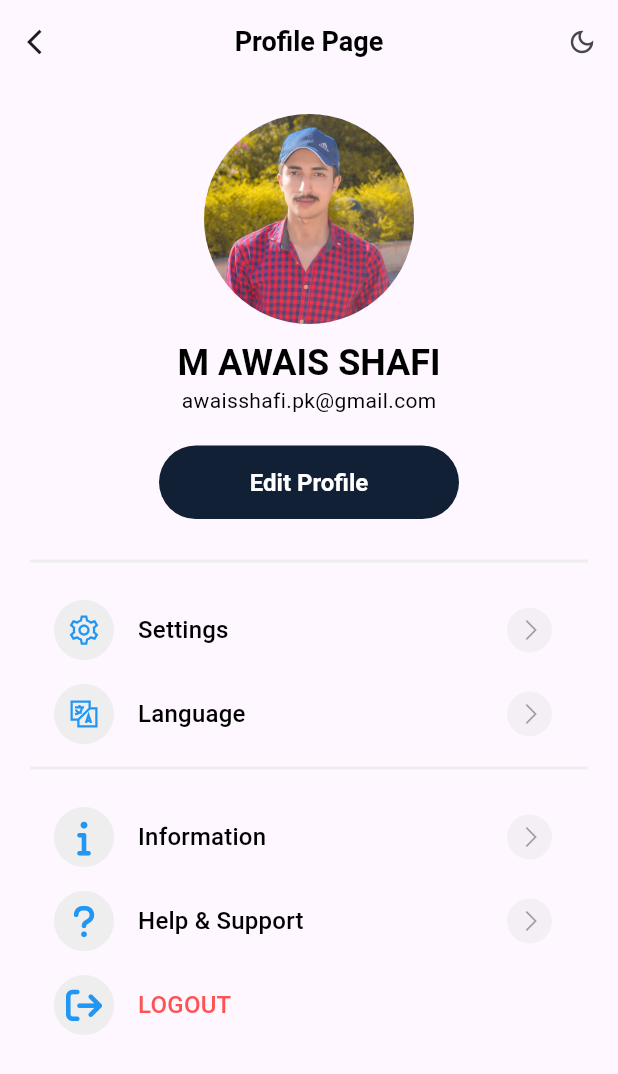
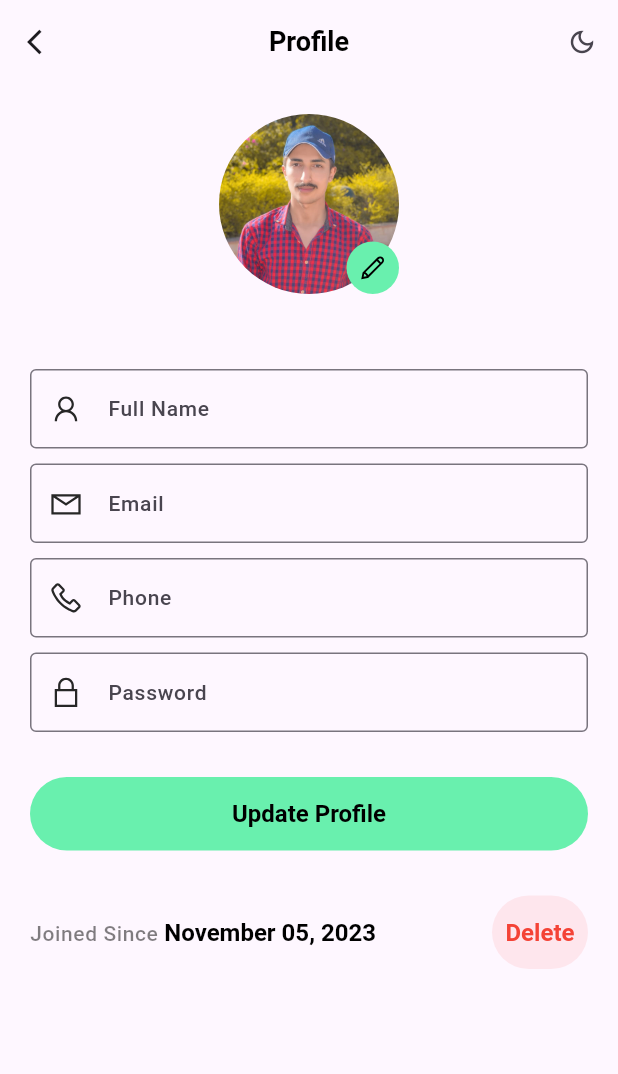
Before and after one commit to Tayyab2267/everyday_chronicles, a Flutter app: the Home screen opened directly, after a tap on the "person" icon, on a phone screen of 412 x 824 dp. Shown: the top 1074 px of the screen. Run offline on Flutter 3.47's test engine with Material 2 defaults, Android fonts, the light colour scheme and no system bars; our stand-ins replace firebase_auth, firebase_core, flutter_otp_text_field, font_awesome_flutter, get, google_fonts and 7 more; missing offline and left inert: dart:ffi; accounts and stored records are empty; generated files the repository leaves out were written again; Roboto replaces fonts that are missing (Poppins).

Commit message:
Today I set some profile_screen.dart and setting_screen.dart and set for dark theme as well

```diff
--- a/lib/src/features/authentication/controllers/splash_screen_controller.dart
+++ b/lib/src/features/authentication/controllers/splash_screen_controller.dart
@@ -17,11 +17,13 @@ class SplashScreenController extends GetxController {
     bool onboardingCompleted = await _checkOnboardingStatus();
 
     // Navigate accordingly
-    if (onboardingCompleted) {
-      Get.off(() => const WelcomeScreen());
-    } else {
-      Get.off(() => const OnBoardingScreen());
-    }
+    // if (onboardingCompleted) {
+    //   Get.off(() => const WelcomeScreen());
+    // } else {
+    //   Get.off(() => const OnBoardingScreen());
+    // }
+
+    Get.off(() => const OnBoardingScreen());// delete this code after un commenting above code
   }
 
   Future<bool> _checkOnboardingStatus() async {
--- a/lib/src/features/authentication/screens/login/login_form_widget.dart
+++ b/lib/src/features/authentication/screens/login/login_form_widget.dart
@@ -60,7 +60,7 @@ class LoginForm extends StatelessWidget {
               width: double.infinity,
               child: ElevatedButton(
                 onPressed: () {
-                  Get.off( () => const BottomNavigationBarWidget());
+                  Get.offAll( () => const BottomNavigationBarWidget());
                 },
                 child: Text(myLogin.toUpperCase()),
               ),
--- a/lib/src/features/core/screens/home/home.dart
+++ b/lib/src/features/core/screens/home/home.dart
@@ -87,15 +87,15 @@ class Home extends StatelessWidget {
             const SizedBox(height: 10),
             const DailyRecordCard(
               cardIcon: Icons.tag_faces,
-              cardDate: "Nov 16,\n2023",
+              cardDate: "Nov 19,\n2023",
               cardTitle: "Happy Day",
               cardSubTitle:
-                  "Just The dummy text to check the app working perfectly or not.",
+                  "Just The dummy text to check the app working perfectly or not Just The dummy text to",
               color: Colors.greenAccent,
             ),
             const DailyRecordCard(
               cardIcon: Icons.run_circle_outlined,
-              cardDate: "Nov 15,\n2023",
+              cardDate: "Nov 18,\n2023",
               cardTitle: "Walked 4km",
               cardSubTitle:
                   "Just The dummy text to check the app working perfectly or not.",
@@ -103,7 +103,7 @@ class Home extends StatelessWidget {
             ),
             const DailyRecordCard(
               cardIcon: Icons.star,
-              cardDate: "Nov 14,\n2023",
+              cardDate: "Nov 17,\n2023",
               cardTitle: "trip to Swat",
               cardSubTitle:
                   "Just The dummy text to check the app working perfectly or not.",
--- a/lib/src/features/core/screens/profile/profile_screen.dart
+++ b/lib/src/features/core/screens/profile/profile_screen.dart
@@ -1,6 +1,7 @@
 import 'package:everyday_chronicles/src/constants/image_strings.dart';
 import 'package:everyday_chronicles/src/constants/sizes.dart';
-import 'package:everyday_chronicles/src/features/core/screens/profile/profile_menu_widget.dart';
+import 'package:everyday_chronicles/src/constants/text_strings.dart';
+import 'package:everyday_chronicles/src/features/core/screens/setting/setting_menu_widget.dart';
 import 'package:flutter/material.dart';
 import 'package:font_awesome_flutter/font_awesome_flutter.dart';
 import 'package:get/get.dart';
@@ -14,13 +15,9 @@ class ProfileScreen extends StatelessWidget {
   Widget build(BuildContext context) {
     return Scaffold(
       appBar: AppBar(
-        //foregroundColor: Colors.black,
-        //elevation: 2,
         title: Text(
-          "Profile Page",
-          style: Theme.of(context)
-              .textTheme
-              .headlineSmall,
+          "Profile",
+          style: Theme.of(context).textTheme.headlineSmall,
         ),
         centerTitle: true,
         actions: [
@@ -47,9 +44,11 @@ class ProfileScreen extends StatelessWidget {
           padding: const EdgeInsets.all(20),
           child: Column(
             children: [
+              Stack(
+                children: [
                   SizedBox(
-                width: 140,
-                height: 140,
+                    width: 120,
+                    height: 120,
                     child: ClipRRect(
                       borderRadius: BorderRadius.circular(100),
                       child: const Image(
@@ -57,56 +56,104 @@ class ProfileScreen extends StatelessWidget {
                       ),
                     ),
                   ),
-              const SizedBox(height: 10),
-              Text("M Awais Shafi".toUpperCase(),
-                  style: Theme.of(context).textTheme.headlineMedium),
-              Text("awaisshafi.pk@gmail.com",
-                  style: Theme.of(context).textTheme.bodyMedium),
-              const SizedBox(height: 20),
+                  Positioned(
+                    bottom: 0,
+                    right: 0,
+                    child: Container(
+                      width: 35,
+                      height: 35,
+                      decoration: BoxDecoration(
+                        borderRadius: BorderRadius.circular(100),
+                        color: Colors.greenAccent,
+                      ),
+                      child: const Icon(
+                        LineAwesomeIcons.pen,
+                        color: Colors.black,
+                        size: 20,
+                      ),
+                    ),
+                  ),
+                ],
+              ),
+              const SizedBox(height: 50),
+              Form(
+                child: Column(
+                  children: [
+                    TextFormField(
+                      //enabled: false,
+                      decoration: const InputDecoration(
+                        label: Text(myFullName),
+                        prefixIcon: Icon(LineAwesomeIcons.user),
+                      ),
+                    ),
+                    const SizedBox(height: myFormHeight - 20),
+                    TextFormField(
+                      decoration: const InputDecoration(
+                        label: Text(myEmail),
+                        prefixIcon: Icon(LineAwesomeIcons.envelope),
+                      ),
+                    ),
+                    const SizedBox(height: myFormHeight - 20),
+                    TextFormField(
+                      decoration: const InputDecoration(
+                        label: Text(myPhone),
+                        prefixIcon: Icon(LineAwesomeIcons.phone),
+                      ),
+                    ),
+                    const SizedBox(height: myFormHeight - 20),
+                    TextFormField(
+                      decoration: const InputDecoration(
+                        label: Text(myPassword),
+                        prefixIcon: Icon(LineAwesomeIcons.lock),
+                      ),
+                    ),
+                    const SizedBox(height: myFormHeight),
                     SizedBox(
-                width: 200,
+                      width: double.infinity,
                       child: ElevatedButton(
                         onPressed: () {},
                         style: ElevatedButton.styleFrom(
-                    backgroundColor: Get.isDarkMode ? Colors.white : myButtonBackgroundColor,
+                          backgroundColor: Colors.greenAccent,
                           side: BorderSide.none,
                           shape: const StadiumBorder(),
                         ),
-                  child: const Text("Edit Profile"),
+                        child: const Text(
+                          "Update Profile",
+                          style: TextStyle(color: myDarkColor),
                         ),
                       ),
-              const SizedBox(height: 20),
-              Divider(thickness: 2, color: Get.isDarkMode ? Colors.white24 : Colors.grey.shade200),
-              const SizedBox(height: 10),
-              // Menu
-              ProfileMenuWidget(
-                title: "Settings",
-                icon: LineAwesomeIcons.cog,
-                onPress: () {},
                     ),
-              ProfileMenuWidget(
-                title: "Language",
-                icon: LineAwesomeIcons.language,
-                onPress: () {},
+                    const SizedBox(height: myFormHeight),
+                    Row(
+                      mainAxisAlignment: MainAxisAlignment.spaceBetween,
+                      children: [
+                        Text.rich(
+                          TextSpan(
+                            text: "Joined Since ",
+                            style: Theme.of(context).textTheme.bodySmall,
+                            children: [
+                              TextSpan(
+                                text: "November 05, 2023",
+                                style: Theme.of(context).textTheme.titleLarge,
                               ),
-              Divider(thickness: 2, color: Get.isDarkMode ? Colors.white24 : Colors.grey.shade200),
-              const SizedBox(height: 10),
-              ProfileMenuWidget(
-                title: "Information",
-                icon: FontAwesomeIcons.info,
-                onPress: () {},
+                            ],
                           ),
-              ProfileMenuWidget(
-                title: "Help & Support",
-                icon: FontAwesomeIcons.question,
-                onPress: () {},
                         ),
-              ProfileMenuWidget(
-                title: "Logout".toUpperCase(),
-                icon: FontAwesomeIcons.arrowRightFromBracket,
-                endIcon: false,
-                textColor: Colors.redAccent,
-                onPress: () {},
+                        ElevatedButton(
+                          onPressed: () {},
+                          style: ElevatedButton.styleFrom(
+                            backgroundColor: Colors.redAccent.withOpacity(0.1),
+                            elevation: 0,
+                            foregroundColor: Colors.red,
+                            shape: const StadiumBorder(),
+                            side: BorderSide.none,
+                          ),
+                          child: const Text("Delete"),
+                        ),
+                      ],
+                    ),
+                  ],
+                ),
               ),
             ],
           ),
--- a/lib/src/features/core/screens/setting/setting_screen.dart
+++ b/lib/src/features/core/screens/setting/setting_screen.dart
@@ -1,11 +1,11 @@
-import 'package:everyday_chronicles/src/features/core/screens/home/home.dart';
+import 'package:everyday_chronicles/src/features/core/screens/profile/profile_screen.dart';
 import 'package:flutter/material.dart';
 import 'package:font_awesome_flutter/font_awesome_flutter.dart';
 import 'package:get/get.dart';
 import 'package:line_awesome_flutter/line_awesome_flutter.dart';
 import '../../../../constants/colors.dart';
 import '../../../../constants/image_strings.dart';
-import '../profile/profile_menu_widget.dart';
+import 'setting_menu_widget.dart';
 
 class SettingScreen extends StatelessWidget {
   const SettingScreen({super.key});
@@ -38,6 +38,7 @@ class SettingScreen extends StatelessWidget {
           child: Column(
             children: [
               Row(
+                mainAxisAlignment: MainAxisAlignment.spaceBetween,
                 children: [
                   SizedBox(
                     width: 100,
@@ -55,24 +56,28 @@ class SettingScreen extends StatelessWidget {
                       Text("M Awais Shafi".toUpperCase(),
                           style: Theme.of(context).textTheme.headlineMedium),
                       Text("awaisshafi.pk@gmail.com",
-                          style: Theme.of(context).textTheme.bodyMedium),
+                          style: Theme.of(context).textTheme.bodySmall),
                     ],
                   ),
+                  Container(
+                    width: 50,
+                    height: 50,
+                    decoration: BoxDecoration(
+                      borderRadius: BorderRadius.circular(100),
+                      color: Colors.grey.withOpacity(0.1),
+                    ),
+                    child: IconButton(
+                      onPressed: () {
+                        Get.to(() => const ProfileScreen());
+                      },
+                      icon: const Icon(
+                        LineAwesomeIcons.user_edit,
+                        size: 25,
+                        color: Colors.tealAccent,
+                      ),
+                    ),
+                  ),
                 ],
-              ),
-              const SizedBox(height: 10),
-              SizedBox(
-                width: 150,
-                child: ElevatedButton(
-                  onPressed: () {},
-                  style: ElevatedButton.styleFrom(
-                    backgroundColor:
-                        Get.isDarkMode ? Colors.white : myButtonBackgroundColor,
-                    side: BorderSide.none,
-                    shape: const StadiumBorder(),
-                  ),
-                  child: const Text("Edit Profile"),
-                ),
               ),
               const SizedBox(height: 10),
               Divider(
```
Also changed, not shown: lib/src/features/core/screens/setting/setting_menu_widget.dart (renamed from lib/src/features/core/screens/profile/profile_menu_widget.dart). Lines whose indentation alone changed are shown as unchanged.
